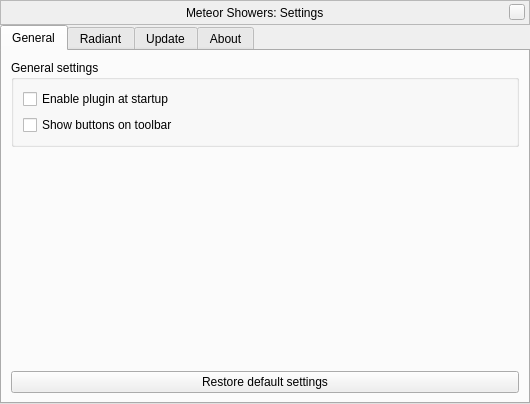
Old version of the form plugins/MeteorShowers/src/gui/MSConfigDialog.ui in the repository 519984307/stellarium_src.
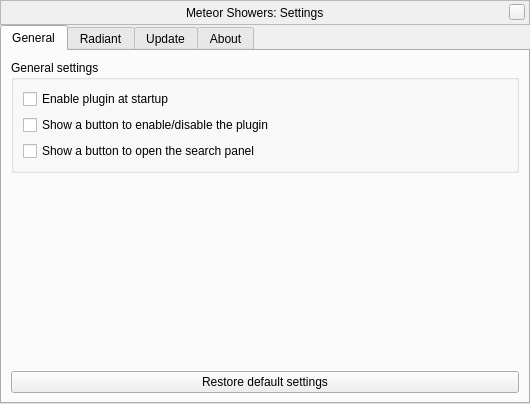
New version of the form. The open tabs and pages were chosen to show the change. Custom widgets are drawn as their Qt base class.

Commit message: splits the visibility management of the buttons

```diff
--- a/plugins/MeteorShowers/src/gui/MSConfigDialog.ui
+++ b/plugins/MeteorShowers/src/gui/MSConfigDialog.ui
@@ -160,13 +160,6 @@
           <bool>false</bool>
          </property>
          <layout class="QGridLayout" name="gridLayout_8">
-          <item row="1" column="0">
-           <widget class="QCheckBox" name="enableButtons">
-            <property name="text">
-             <string>Show buttons on toolbar</string>
-            </property>
-           </widget>
-          </item>
           <item row="0" column="0">
            <widget class="QCheckBox" name="enableAtStartUp">
             <property name="text">
@@ -174,6 +167,20 @@
             </property>
            </widget>
           </item>
+          <item row="1" column="0">
+           <widget class="QCheckBox" name="showEnableButton">
+            <property name="text">
+             <string>Show a button to enable/disable the plugin</string>
+            </property>
+           </widget>
+          </item>
+          <item row="2" column="0">
+           <widget class="QCheckBox" name="showSearchButton">
+            <property name="text">
+             <string>Show a button to open the search panel</string>
+            </property>
+           </widget>
+          </item>
          </layout>
         </widget>
        </item>
```
Left out of the diff: 2 changed lines with no effect on the pictures. The commit also changes 3 other files.
